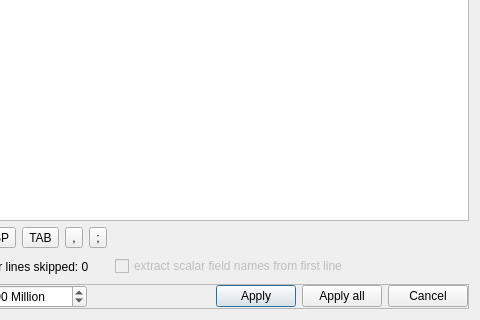
Old version of the form libs/qCC_io/ui_templates/openAsciiFileDlg.ui in the repository CloudCompare/CloudCompare; both pictures show x 220 to 700 and y 280 to 600 of the 700 by 600 pixel window.
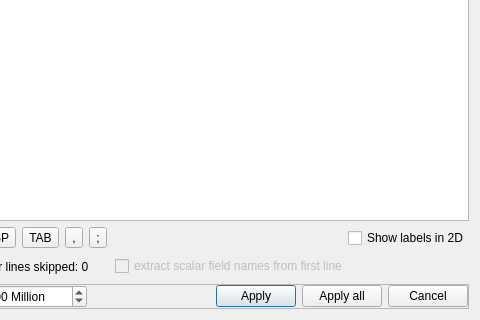
New version of the form.

Commit message: Labels can now be imported from ASCII files: - new column role: "Labels" - labels can be created from textual or numerical columns - one "2D label" entity is created per point (don't try to load too many of them ;) - labels are displayed in 3D by default (i.e. next to each point), but they can also be displayed in 2D (see the dedicated check-box)

Patch:
```diff
--- a/libs/qCC_io/ui_templates/openAsciiFileDlg.ui
+++ b/libs/qCC_io/ui_templates/openAsciiFileDlg.ui
@@ -161,6 +161,17 @@
          </property>
         </spacer>
        </item>
+       <item>
+        <widget class="QCheckBox" name="show2DLabelsCheckBox">
+         <property name="toolTip">
+          <string>Show labels in 2D (not recommended over 50).
+Otherwise labels are shown in 3D.</string>
+         </property>
+         <property name="text">
+          <string>Show labels in 2D</string>
+         </property>
+        </widget>
+       </item>
       </layout>
      </item>
     </layout>
```
Left out of the diff: 11 changed lines with no effect on the pictures. The commit also changes 5 other files.
